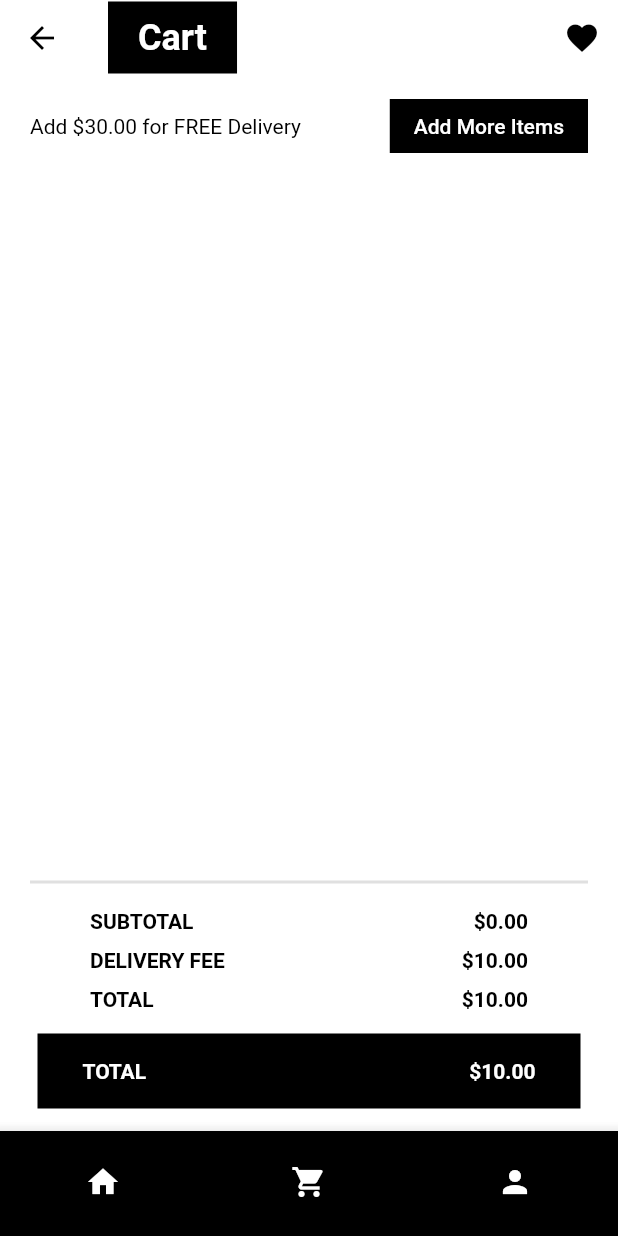
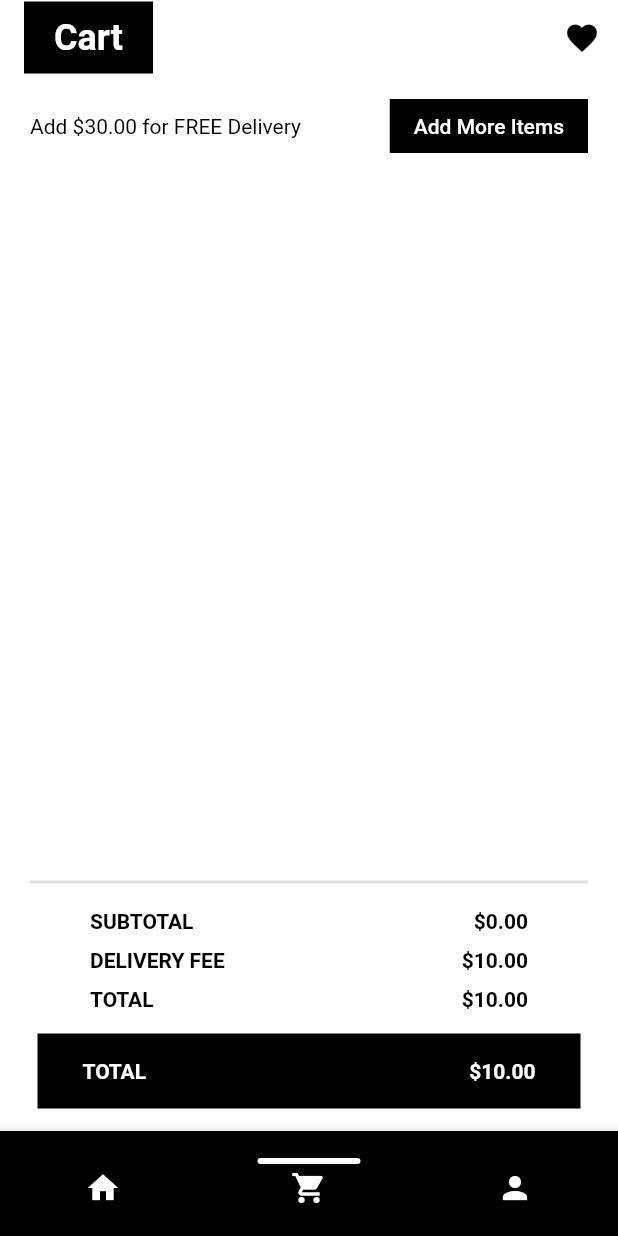
Before and after one commit to shoxrux1996/flutter_ecommerce_app, a Flutter app: the screen it shows after launch, item 2 of the bottom bar chosen, after a tap on "Add More Items", on a phone screen of 412 x 824 dp. Run offline on Flutter 3.47's test engine with Material 2 defaults, Android fonts, the phone set to English and light mode, and no system bars; our stand-ins replace carousel_slider, equatable, flutter_bloc; network calls fail; Roboto replaces fonts that are missing (Avenir).

Commit message:
custom bottom navigator

```diff
--- a/lib/blocs/navbar/navbar_cubit.dart
+++ b/lib/blocs/navbar/navbar_cubit.dart
@@ -7,13 +7,6 @@ class NavbarCubit extends Cubit<NavbarState> {
   NavbarCubit() : super(const NavbarState());
 
   void setTab(int index) {
-    switch (index) {
-      case 0:
-        emit(const NavbarState(item: NavbarItem.home));
-      case 1:
-        emit(const NavbarState(item: NavbarItem.cart));
-      case 2:
-        emit(const NavbarState(item: NavbarItem.profile));
-    }
+    emit(NavbarState(index: index));
   }
 }
--- a/lib/blocs/navbar/navbar_state.dart
+++ b/lib/blocs/navbar/navbar_state.dart
@@ -1,12 +1,10 @@
 part of 'navbar_cubit.dart';
 
 class NavbarState extends Equatable {
-  final NavbarItem item;
+  final int index;
 
-  const NavbarState({this.item = NavbarItem.home});
+  const NavbarState({this.index = 0});
 
   @override
-  List<Object> get props => [item];
+  List<Object> get props => [index];
 }
-
-enum NavbarItem { home, cart, profile }
--- a/lib/screens/cart/cart_screen.dart
+++ b/lib/screens/cart/cart_screen.dart
@@ -1,6 +1,7 @@
 import 'package:flutter/material.dart';
 import 'package:flutter_bloc/flutter_bloc.dart';
 import 'package:flutter_ecommerce_app/blocs/cart/cart_bloc.dart';
+import 'package:flutter_ecommerce_app/screens/screens.dart';
 import 'package:flutter_ecommerce_app/widgets/widgets.dart';
 
 class CartScreen extends StatelessWidget {
@@ -68,7 +69,11 @@ class CartView extends StatelessWidget {
                     ),
                     ElevatedButton(
                       onPressed: () {
-                        Navigator.pushNamed(context, '/');
+                        // Navigator.of(context).push(
+                        //   MaterialPageRoute(
+                        //     builder: (context) => const HomeScreen(),
+                        //   ),
+                        // );
                       },
                       style: ElevatedButton.styleFrom(
                         backgroundColor: Colors.black,
@@ -195,7 +200,6 @@ class CartView extends StatelessWidget {
                   ),
                 ],
               ),
-
             ],
           ),
         ],
--- a/lib/screens/home/home_screen.dart
+++ b/lib/screens/home/home_screen.dart
@@ -3,9 +3,14 @@ import 'package:carousel_slider/carousel_slider.dart';
 import 'package:flutter_ecommerce_app/models/models.dart';
 import 'package:flutter_ecommerce_app/widgets/widgets.dart';
 
-class HomeScreen extends StatelessWidget {
+class HomeScreen extends StatefulWidget {
   const HomeScreen({super.key});
 
+  @override
+  State<HomeScreen> createState() => _HomeScreenState();
+}
+
+class _HomeScreenState extends State<HomeScreen> {
   @override
   Widget build(BuildContext context) {
     return Scaffold(
--- a/lib/screens/product/product_sreen.dart
+++ b/lib/screens/product/product_sreen.dart
@@ -28,9 +28,7 @@ class ProductScreen extends StatelessWidget {
       appBar: CustomAppBar(
         title: product.name,
       ),
-      bottomNavigationBar: ProductNavBar(
-        product: product,
-      ),
+      bottomNavigationBar: const HomeNavBar(),
       body: ListView(
         children: [
           CarouselSlider(
--- a/lib/screens/root/root_screen.dart
+++ b/lib/screens/root/root_screen.dart
@@ -1,12 +1,9 @@
-import 'dart:developer';
-
 import 'package:flutter/material.dart';
 import 'package:flutter_bloc/flutter_bloc.dart';
 import 'package:flutter_ecommerce_app/blocs/navbar/navbar_cubit.dart';
-
 import 'package:flutter_ecommerce_app/screens/screens.dart';
 
-class RootScreen extends StatelessWidget {
+class RootScreen extends StatefulWidget {
   const RootScreen({super.key});
 
   static const String routeName = '/';
@@ -19,18 +16,64 @@ class RootScreen extends StatelessWidget {
   }
 
   @override
+  State<RootScreen> createState() => _RootScreenState();
+}
+
+class _RootScreenState extends State<RootScreen> {
+  final _keys = [
+    GlobalKey<NavigatorState>(),
+    GlobalKey<NavigatorState>(),
+    GlobalKey<NavigatorState>(),
+  ];
+
+  @override
   Widget build(BuildContext context) {
     return BlocBuilder<NavbarCubit, NavbarState>(
       builder: (context, state) {
-        if (state.item == NavbarItem.home) {
-          return const HomeScreen();
-        } else if (state.item == NavbarItem.cart) {
-          return const CartScreen();
-        } else if (state.item == NavbarItem.profile) {
-          return const ProfileScreen();
-        }
-        return const Placeholder();
+        return IndexedStack(
+          index: state.index,
+          children: [
+            _buildOffstageNavigator(
+              state.index,
+              0,
+              _keys[0],
+              const HomeScreen(),
+            ),
+            _buildOffstageNavigator(
+              state.index,
+              1,
+              _keys[1],
+              const CartScreen(),
+            ),
+            _buildOffstageNavigator(
+              state.index,
+              2,
+              _keys[2],
+              const ProfileScreen(),
+            ),
+          ],
+        );
       },
     );
   }
+
+  Widget _buildOffstageNavigator(
+    int currentIndex,
+    int index,
+    Key key,
+    Widget widget,
+  ) {
+    return Offstage(
+      offstage: currentIndex != index,
+      child: Navigator(
+        key: key,
+        initialRoute: RootScreen.routeName,
+        onGenerateRoute: (settings) {
+          return MaterialPageRoute(
+            builder: (context) => widget,
+          );
+        },
+      ),
+    );
+  }
 }
--- a/lib/widgets/custom_appbar.dart
+++ b/lib/widgets/custom_appbar.dart
@@ -1,4 +1,5 @@
 import 'package:flutter/material.dart';
+import 'package:flutter_ecommerce_app/screens/screens.dart';
 
 class CustomAppBar extends StatelessWidget implements PreferredSize {
   final String title;
@@ -35,7 +36,11 @@ class CustomAppBar extends StatelessWidget implements PreferredSize {
       actions: [
         IconButton(
           onPressed: () {
-            Navigator.pushNamed(context, '/wishlist');
+            Navigator.of(context).push(
+              MaterialPageRoute(
+                builder: (context) => const WishlistScreen(),
+              ),
+            );
           },
           icon: const Icon(Icons.favorite),
         )
--- a/lib/widgets/hero_carousel_card.dart
+++ b/lib/widgets/hero_carousel_card.dart
@@ -1,5 +1,6 @@
 import 'package:flutter/material.dart';
 import 'package:flutter_ecommerce_app/models/models.dart';
+import 'package:flutter_ecommerce_app/screens/screens.dart';
 
 class HeroCarouselCard extends StatelessWidget {
   final Category category;
@@ -10,7 +11,11 @@ class HeroCarouselCard extends StatelessWidget {
   Widget build(BuildContext context) {
     return InkWell(
       onTap: () {
-        Navigator.of(context).pushNamed('/catalog', arguments: category);
+        Navigator.of(context).push(
+          MaterialPageRoute(
+            builder: (context) => CatalogScreen(category: category),
+          ),
+        );
       },
       child: Container(
         margin: const EdgeInsets.symmetric(
--- a/lib/widgets/navbars/home_navbar.dart
+++ b/lib/widgets/navbars/home_navbar.dart
@@ -13,30 +13,32 @@ class HomeNavBar extends StatelessWidget {
     return CustomNavBar(
       widget: BlocBuilder<NavbarCubit, NavbarState>(
         builder: (context, state) {
+          var firstActive = state.index == 0;
+          var secondActive = state.index == 1;
+          var thirdActive = state.index == 2;
           return BottomNavigationBar(
               backgroundColor: Colors.black,
               currentIndex: 0,
               showSelectedLabels: false,
               showUnselectedLabels: false,
-              items: const [
+              items: [
                 BottomNavigationBarItem(
-                  icon: Icon(
-                    Icons.home,
-                    color: Colors.white,
-                  ),
-                  label: 'Home',
-                ),
+                    icon: HomeNavbarItem(
+                      active: firstActive,
+                      iconData: Icons.home,
+                    ),
+                    label: 'Home'),
                 BottomNavigationBarItem(
-                  icon: Icon(
-                    Icons.shopping_cart,
-                    color: Colors.white,
+                  icon: HomeNavbarItem(
+                    active: secondActive,
+                    iconData: Icons.shopping_cart,
                   ),
                   label: 'Cart',
                 ),
                 BottomNavigationBarItem(
-                  icon: Icon(
-                    Icons.person,
-                    color: Colors.white,
+                  icon: HomeNavbarItem(
+                    active: thirdActive,
+                    iconData: Icons.person,
                   ),
                   label: 'Profile',
                 ),
@@ -49,3 +51,40 @@ class HomeNavBar extends StatelessWidget {
     );
   }
 }
+
+class HomeNavbarItem extends StatelessWidget {
+  final bool active;
+  final IconData iconData;
+
+  const HomeNavbarItem({
+    super.key,
+    required this.active,
+    required this.iconData,
+  });
+
+  @override
+  Widget build(BuildContext context) {
+    var color = active ? Colors.white : Colors.transparent;
+    return Column(
+      children: [
+        FractionallySizedBox(
+          widthFactor: 0.5,
+          child: Container(
+            margin: const EdgeInsets.only(bottom: 4.0),
+            height: 4,
+            decoration: BoxDecoration(
+              color: color,
+              borderRadius: const BorderRadius.all(
+                Radius.circular(12),
+              ),
+            ),
+          ),
+        ),
+        Icon(
+          iconData,
+          color: Colors.white,
+        ),
+      ],
+    );
+  }
+}
--- a/lib/widgets/product_card.dart
+++ b/lib/widgets/product_card.dart
@@ -2,6 +2,7 @@ import 'package:flutter/material.dart';
 import 'package:flutter_bloc/flutter_bloc.dart';
 import 'package:flutter_ecommerce_app/blocs/cart/cart_bloc.dart';
 import 'package:flutter_ecommerce_app/models/models.dart';
+import 'package:flutter_ecommerce_app/screens/screens.dart';
 
 class ProductCard extends StatelessWidget {
   final Product product;
@@ -23,9 +24,12 @@ class ProductCard extends StatelessWidget {
 
     return InkWell(
       onTap: () {
-        Navigator.of(context).pushNamed(
-          '/product',
-          arguments: product,
+        Navigator.of(context).push(
+          MaterialPageRoute(
+            builder: (context) => ProductScreen(
+              product: product,
+            ),
+          ),
         );
       },
       child: Stack(
```
